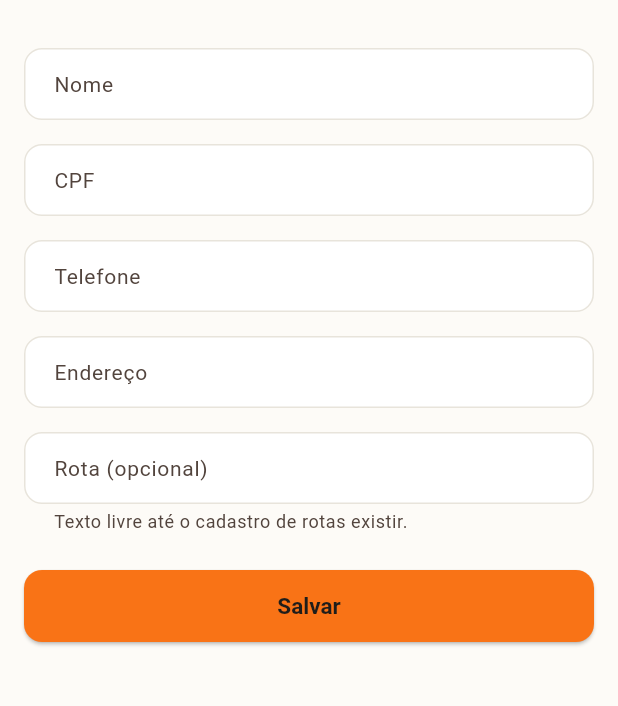
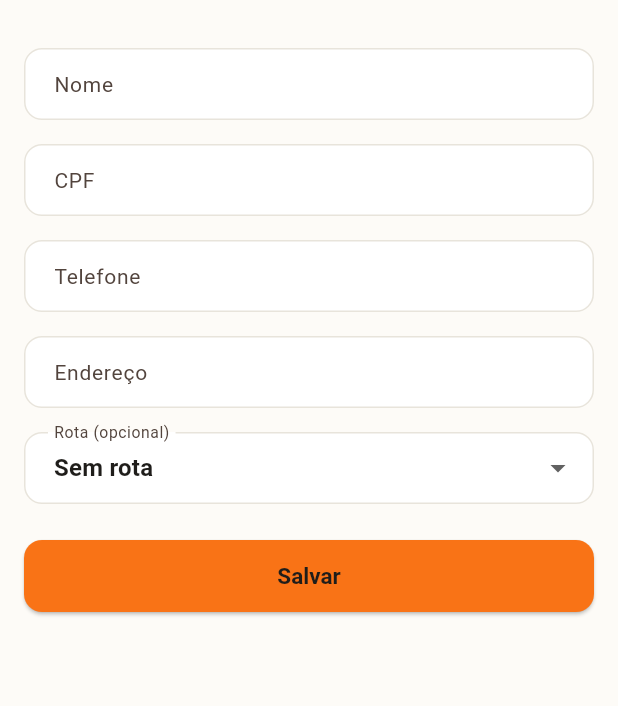
Before and after one commit to ThiagoErik55/cesta_basica_lopez_mobile, a Flutter app: the CadastroClienteScreen screen opened by its route, on a phone screen of 412 x 824 dp, the part 60-766 px from its top. Run offline on Flutter 3.47's test engine with Material 3 defaults, Android fonts, the phone set to English and light mode, and no system bars; our stand-ins replace cloud_firestore, connectivity_plus, firebase_auth, firebase_core, flutter_riverpod, pdf and 1 more; accounts and stored records are empty; generated files the repository leaves out were written again.

Commit message:
feat(cliente): seletor de rota no formulário e no detalhe do cliente (KAN-46)

```diff
--- a/lib/features/cliente/presentation/cadastro_cliente_screen.dart
+++ b/lib/features/cliente/presentation/cadastro_cliente_screen.dart
@@ -42,6 +42,10 @@ class CadastroClienteScreen extends ConsumerWidget {
         ),
       );
       navigator.pop();
+    } on StateError catch (e) {
+      // Ex.: a rota escolhida foi excluída enquanto o formulário estava
+      // aberto (KAN-46).
+      messenger.showSnackBar(SnackBar(content: Text(e.message)));
     } catch (_) {
       messenger.showSnackBar(
         const SnackBar(
--- a/lib/features/cliente/presentation/cliente_form.dart
+++ b/lib/features/cliente/presentation/cliente_form.dart
@@ -1,10 +1,14 @@
 import 'package:flutter/material.dart';
+import 'package:flutter_riverpod/flutter_riverpod.dart';
 
 import '../../../core/theme/app_spacing.dart';
 import '../../../core/utils/cpf.dart';
 import '../../../core/utils/mascaras.dart';
 import '../../../core/widgets/primary_button.dart';
 import '../data/cliente_model.dart';
+import '../../rota/domain/associacao_rota.dart';
+import '../../rota/presentation/rota_providers.dart';
+import '../../rota/presentation/seletor_rota.dart';
 import '../domain/dados_cadastrais_cliente.dart';
 
 /// Formulário de dados cadastrais do cliente, compartilhado entre o
@@ -12,7 +16,7 @@ import '../domain/dados_cadastrais_cliente.dart';
 /// campos obrigatórios ficam num lugar só.
 ///
 /// Com [inicial], os campos já vêm preenchidos com os dados do cliente.
-class ClienteForm extends StatefulWidget {
+class ClienteForm extends ConsumerStatefulWidget {
   const ClienteForm({
     required this.textoBotao,
     required this.salvando,
@@ -27,10 +31,10 @@ class ClienteForm extends StatefulWidget {
   final ValueChanged<DadosCadastraisCliente> onSalvar;
 
   @override
-  State<ClienteForm> createState() => _ClienteFormState();
+  ConsumerState<ClienteForm> createState() => _ClienteFormState();
 }
 
-class _ClienteFormState extends State<ClienteForm> {
+class _ClienteFormState extends ConsumerState<ClienteForm> {
   final _formKey = GlobalKey<FormState>();
   late final _nome = TextEditingController(text: widget.inicial?.nome);
   // O CPF e o telefone já são gravados com máscara, então entram no
@@ -38,7 +42,8 @@ class _ClienteFormState extends State<ClienteForm> {
   late final _cpf = TextEditingController(text: widget.inicial?.cpf);
   late final _telefone = TextEditingController(text: widget.inicial?.telefone);
   late final _endereco = TextEditingController(text: widget.inicial?.endereco);
-  late final _rota = TextEditingController(text: widget.inicial?.rotaId);
+  // Valor cru do cliente; o seletor só o mostra se é de uma rota ativa.
+  late String? _rotaId = widget.inicial?.rotaId;
 
   @override
   void dispose() {
@@ -46,20 +51,23 @@ class _ClienteFormState extends State<ClienteForm> {
     _cpf.dispose();
     _telefone.dispose();
     _endereco.dispose();
-    _rota.dispose();
     super.dispose();
   }
 
   void _salvar() {
     if (widget.salvando || !_formKey.currentState!.validate()) return;
-    final rota = _rota.text.trim();
+    // Com as rotas carregadas, só vale rota ativa (texto livre antigo ou
+    // rota excluída viram "sem rota"). Sem elas (carregando ou erro), o
+    // seletor está desabilitado e o valor original é mantido.
+    final rotas = ref.read(rotasAtivasProvider).value;
+    final rotaId = rotas == null ? _rotaId : rotaValida(_rotaId, rotas);
     widget.onSalvar(
       DadosCadastraisCliente(
         nome: _nome.text.trim(),
         cpf: _cpf.text,
         telefone: _telefone.text,
         endereco: _endereco.text.trim(),
-        rotaId: rota.isEmpty ? null : rota,
+        rotaId: rotaId,
       ),
     );
   }
@@ -120,18 +128,10 @@ class _ClienteFormState extends State<ClienteForm> {
             validator: (v) => _obrigatorio(v, 'Informe o endereço.'),
           ),
           const SizedBox(height: AppSpacing.md),
-          // LIMITAÇÃO: ainda não há tela nem repositório de rotas, então
-          // a rota é um texto livre e opcional gravado direto em rotaId.
-          // Quando o CRUD de rotas existir, trocar por um dropdown
-          // alimentado pelo repositório de rotas (que grava o UUID).
-          TextFormField(
-            controller: _rota,
-            decoration: const InputDecoration(
-              labelText: 'Rota (opcional)',
-              helperText: 'Texto livre até o cadastro de rotas existir.',
-            ),
-            textInputAction: TextInputAction.done,
-            onFieldSubmitted: (_) => _salvar(),
+          // Rotas reais do cadastro (KAN-45/46); grava o id da rota.
+          SeletorRota(
+            rotaId: _rotaId,
+            onChanged: (v) => setState(() => _rotaId = v),
           ),
           const SizedBox(height: AppSpacing.lg),
           PrimaryButton(
--- a/lib/features/cliente/presentation/detalhes_cliente_screen.dart
+++ b/lib/features/cliente/presentation/detalhes_cliente_screen.dart
@@ -12,6 +12,9 @@ import '../../../core/widgets/score_badge.dart';
 import '../../../core/widgets/section_header.dart';
 import '../../../core/widgets/status_badge.dart';
 import '../../../core/providers/regra_bloqueio_provider.dart';
+import '../../rota/domain/associacao_rota.dart';
+import '../../rota/presentation/alterar_rota_cliente_sheet.dart';
+import '../../rota/presentation/rota_providers.dart';
 import '../../venda/presentation/promissorias_providers.dart';
 import '../data/cliente_model.dart';
 import '../domain/bloqueio_cliente.dart';
@@ -111,6 +114,20 @@ class _Detalhes extends ConsumerWidget {
     );
   }
 
+  /// Nome da rota ativa do cliente. Rota excluída, inexistente ou texto
+  /// livre antigo aparecem como "Sem rota". Enquanto as rotas carregam (ou
+  /// se falharem) não dá para afirmar "sem rota" de quem tem `rotaId`.
+  String _textoRota(WidgetRef ref) {
+    final semValor = (cliente.rotaId ?? '').isEmpty;
+    return ref
+        .watch(rotasAtivasProvider)
+        .when(
+          data: (rotas) => nomeDaRota(cliente.rotaId, rotas) ?? 'Sem rota',
+          loading: () => semValor ? 'Sem rota' : 'Carregando…',
+          error: (_, _) => semValor ? 'Sem rota' : 'Indisponível',
+        );
+  }
+
   @override
   Widget build(BuildContext context, WidgetRef ref) {
     final situacao = _situacao(ref);
@@ -148,9 +165,13 @@ class _Detalhes extends ConsumerWidget {
             ('CPF', cliente.cpf),
             ('Telefone', cliente.telefone),
             ('Endereço', cliente.endereco),
-            // rotaId ainda é texto livre (não há cadastro de rotas).
-            ('Rota', cliente.rotaId ?? 'Sem rota'),
+            ('Rota', _textoRota(ref)),
           ],
+        ),
+        const SizedBox(height: AppSpacing.sm),
+        SecondaryButton(
+          texto: 'Alterar rota',
+          onPressed: () => mostrarAlterarRotaDoCliente(context, cliente),
         ),
         const SizedBox(height: AppSpacing.lg),
 
--- /dev/null
+++ b/lib/features/rota/presentation/seletor_rota.dart
@@ -0,0 +1,73 @@
+import 'package:flutter/material.dart';
+import 'package:flutter_riverpod/flutter_riverpod.dart';
+
+import '../domain/associacao_rota.dart';
+import 'rota_providers.dart';
+
+/// Seletor de rota do cliente (KAN-46): "Sem rota" mais as rotas ativas
+/// do cadastro (KAN-45). Mostra o `rotaId` do cliente só se ele é de uma
+/// rota ativa; texto livre antigo, rota excluída ou inexistente aparecem
+/// como "Sem rota".
+///
+/// Enquanto as rotas carregam, ou se falharem, o campo fica desabilitado
+/// (sem spinner infinito) e quem usa o seletor deve manter o `rotaId`
+/// original em vez de gravar "sem rota".
+class SeletorRota extends ConsumerWidget {
+  const SeletorRota({
+    required this.rotaId,
+    required this.onChanged,
+    this.rotulo = 'Rota (opcional)',
+    super.key,
+  });
+
+  /// `rotaId` atual do cliente (pode ser inválido: vira "Sem rota").
+  final String? rotaId;
+  final ValueChanged<String?> onChanged;
+  final String rotulo;
+
+  @override
+  Widget build(BuildContext context, WidgetRef ref) {
+    final rotas = ref.watch(rotasAtivasProvider);
+
+    return rotas.when(
+      data: (lista) {
+        // O repositório já devolve só as ativas; o filtro aqui é defesa.
+        final ordenadas = [
+          for (final r in lista)
+            if (!r.deleted) r,
+        ]..sort((a, b) => a.nome.toLowerCase().compareTo(b.nome.toLowerCase()));
+        return DropdownButtonFormField<String?>(
+          key: ValueKey(rotaValida(rotaId, lista)),
+          initialValue: rotaValida(rotaId, lista),
+          isExpanded: true,
+          decoration: InputDecoration(labelText: rotulo),
+          items: [
+            const DropdownMenuItem<String?>(
+              value: null,
+              child: Text('Sem rota'),
+            ),
+            for (final r in ordenadas)
+              DropdownMenuItem<String?>(value: r.id, child: Text(r.nome)),
+          ],
+          onChanged: onChanged,
+        );
+      },
+      loading: () => InputDecorator(
+        decoration: InputDecoration(
+          labelText: rotulo,
+          helperText: 'Carregando rotas…',
+        ),
+        child: const Text('—'),
+      ),
+      error: (_, _) => InputDecorator(
+        decoration: InputDecoration(
+          labelText: rotulo,
+          helperText:
+              'Não foi possível carregar as rotas. '
+              'A rota atual será mantida.',
+        ),
+        child: const Text('—'),
+      ),
+    );
+  }
+}
```
Also changed, not shown: lib/features/cliente/presentation/cliente_providers.dart (+95 -12 lines), lib/features/rota/presentation/alterar_rota_cliente_sheet.dart (added, +116 -0 lines).
